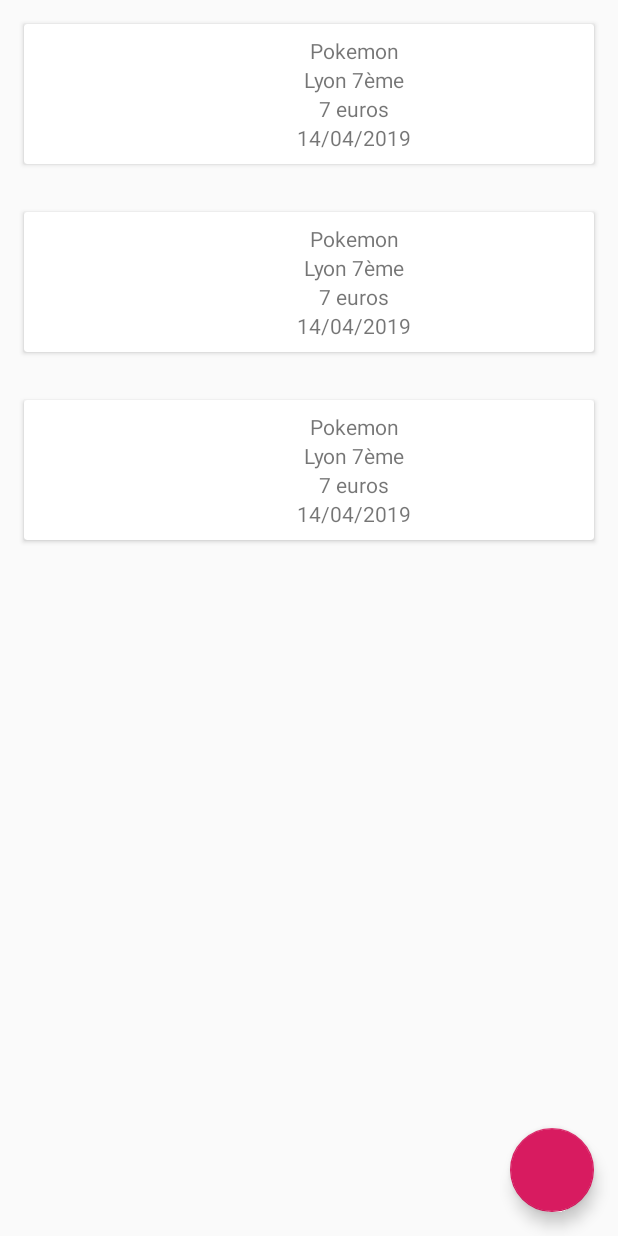
After one commit to romaric-roussel/PokecardV2, an Android app: the layout activity_display_pokemon.xml on its own in the app's theme, with its tools: preview values and no code run, on a phone screen of 412 x 824 dp. The commit adds this screen. Run offline under Robolectric (Android 15) with nearby library versions, the phone set to English and light mode, and no system bars.

Commit message:
ft/redo list pokemon

```diff
--- /dev/null
+++ b/Pokecard/app/src/main/java/com/example/lpiem/pokecard/ActivityDisplayPokemon.kt
@@ -0,0 +1 @@
+package com.example.lpiem.pokecard
--- a/Pokecard/app/src/main/java/com/example/lpiem/pokecard/Connexion.kt
+++ b/Pokecard/app/src/main/java/com/example/lpiem/pokecard/Connexion.kt
@@ -5,10 +5,11 @@ package com.example.lpiem.pokecard
 
 import android.content.Intent
 import android.os.Bundle
-import android.support.v7.app.AppCompatActivity
+
 import android.util.Log
 import android.view.View
 import android.widget.Toast
+import androidx.appcompat.app.AppCompatActivity
 
 import com.facebook.AccessToken
 import com.facebook.CallbackManager
--- a/Pokecard/app/src/main/java/com/example/lpiem/pokecard/MainActivity.kt
+++ b/Pokecard/app/src/main/java/com/example/lpiem/pokecard/MainActivity.kt
@@ -1,7 +1,7 @@
 package com.example.lpiem.pokecard
 
 import android.content.Intent
-import android.support.v7.app.AppCompatActivity
+
 import android.os.Bundle
 import android.os.Parcel
 import android.os.Parcelable
@@ -9,6 +9,8 @@ import android.util.Log
 import android.widget.ArrayAdapter
 import android.widget.Button
 import android.widget.ListView
+import androidx.appcompat.app.AppCompatActivity
+import androidx.core.content.ContextCompat.startActivity
 import com.facebook.all.All
 import com.google.firebase.auth.FirebaseAuth
 import com.squareup.picasso.Picasso
--- a/Pokecard/app/src/main/java/com/example/lpiem/pokecard/SplashScreen.kt
+++ b/Pokecard/app/src/main/java/com/example/lpiem/pokecard/SplashScreen.kt
@@ -1,9 +1,10 @@
 package com.example.lpiem.pokecard
 
 import android.content.Intent
-import android.support.v7.app.AppCompatActivity
+
 import android.os.Bundle
 import android.os.Handler
+import androidx.appcompat.app.AppCompatActivity
 
 
 class SplashScreen : AppCompatActivity() {
--- /dev/null
+++ b/Pokecard/app/src/main/res/layout/activity_display_pokemon.xml
@@ -0,0 +1,56 @@
+<?xml version="1.0" encoding="utf-8"?>
+<androidx.constraintlayout.widget.ConstraintLayout xmlns:android="http://schemas.android.com/apk/res/android"
+    android:layout_width="match_parent"
+    android:layout_height="match_parent"
+    xmlns:app="http://schemas.android.com/apk/res-auto"
+    xmlns:tools="http://schemas.android.com/tools">
+
+    <androidx.swiperefreshlayout.widget.SwipeRefreshLayout
+        android:id="@+id/swiperefrsh_fragment_pokemon"
+        android:layout_width="match_parent"
+        android:layout_height="match_parent">
+
+
+
+        <androidx.recyclerview.widget.RecyclerView
+            android:id="@+id/rv_pokeon_fragment"
+            android:layout_width="0dp"
+            android:layout_height="0dp"
+            app:layoutManager="androidx.recyclerview.widget.GridLayoutManager"
+            android:scrollbars="vertical"
+            app:layout_constraintBottom_toBottomOf="parent"
+            app:layout_constraintEnd_toEndOf="parent"
+            app:layout_constraintStart_toStartOf="parent"
+            app:layout_constraintTop_toTopOf="parent"
+            tools:listitem="@layout/item_pokemon"/>
+
+
+
+
+    </androidx.swiperefreshlayout.widget.SwipeRefreshLayout>
+
+    <TextView
+        android:id="@+id/tv_pokemon_fragment"
+        android:layout_width="0dp"
+        android:layout_height="0dp"
+        android:gravity="center"
+        android:text="Pokemon"
+        android:textAlignment="center"
+        android:visibility="gone"
+        app:layout_constraintBottom_toBottomOf="parent"
+        app:layout_constraintEnd_toEndOf="parent"
+        app:layout_constraintStart_toStartOf="parent"
+        app:layout_constraintTop_toTopOf="parent" />
+
+    <com.google.android.material.floatingactionbutton.FloatingActionButton
+        android:id="@+id/fab_pokemon_fragment"
+        android:layout_width="wrap_content"
+        android:layout_height="wrap_content"
+        app:fabSize="normal"
+
+        android:layout_marginRight="16dp"
+        android:layout_marginBottom="16dp"
+        app:layout_constraintEnd_toEndOf="parent"
+        app:layout_constraintBottom_toBottomOf="parent"
+        />
+</androidx.constraintlayout.widget.ConstraintLayout>
--- /dev/null
+++ b/Pokecard/app/src/main/res/layout/item_pokemon.xml
@@ -0,0 +1,67 @@
+<?xml version="1.0" encoding="utf-8"?>
+<androidx.cardview.widget.CardView xmlns:android="http://schemas.android.com/apk/res/android"
+    xmlns:app="http://schemas.android.com/apk/res-auto"
+    android:id="@+id/cl_item_pokemon"
+    android:layout_width="match_parent"
+    android:layout_height="wrap_content"
+    android:layout_margin="16dp">
+
+    <androidx.constraintlayout.widget.ConstraintLayout
+        android:layout_width="match_parent"
+        android:layout_height="wrap_content"
+        android:padding="8dp">
+
+        <ImageView
+            android:id="@+id/iv_item_pokemon"
+            android:layout_width="60dp"
+            android:layout_height="60dp"
+            app:layout_constraintDimensionRatio="1:1"
+            app:layout_constraintTop_toTopOf="parent"
+            app:layout_constraintBottom_toBottomOf="parent"
+            app:layout_constraintStart_toStartOf="parent"/>
+
+        <TextView
+            android:id="@+id/tv_title_item_event"
+            android:layout_width="0dp"
+            android:layout_height="wrap_content"
+            android:text="Pokemon"
+
+            android:textAlignment="center"
+            app:layout_constraintEnd_toEndOf="parent"
+            app:layout_constraintStart_toEndOf="@id/iv_item_pokemon"
+            app:layout_constraintTop_toTopOf="parent" />
+
+        <TextView
+            android:id="@+id/tv_place_item_pokemon"
+            android:layout_width="0dp"
+            android:layout_height="wrap_content"
+            android:text="Lyon 7ème"
+
+            android:textAlignment="center"
+            app:layout_constraintTop_toBottomOf="@id/tv_title_item_event"
+            app:layout_constraintStart_toEndOf="@id/iv_item_pokemon"
+            app:layout_constraintEnd_toEndOf="parent"/>
+
+        <TextView
+            android:id="@+id/tv_price_item_pokemon"
+            android:layout_width="wrap_content"
+            android:layout_height="wrap_content"
+            android:text="7 euros"
+
+            app:layout_constraintTop_toBottomOf="@id/tv_place_item_pokemon"
+            app:layout_constraintStart_toEndOf="@id/iv_item_pokemon"
+            app:layout_constraintEnd_toEndOf="parent"/>
+
+        <TextView
+            android:id="@+id/tv_date_item_event"
+            android:layout_width="wrap_content"
+            android:layout_height="wrap_content"
+            android:text="14/04/2019"
+
+            app:layout_constraintTop_toBottomOf="@id/tv_price_item_pokemon"
+            app:layout_constraintStart_toEndOf="@id/iv_item_pokemon"
+            app:layout_constraintEnd_toEndOf="parent" />
+
+    </androidx.constraintlayout.widget.ConstraintLayout>
+
+</androidx.cardview.widget.CardView>
--- a/Pokecard/gradle.properties
+++ b/Pokecard/gradle.properties
@@ -11,3 +11,6 @@ org.gradle.jvmargs=-Xmx1536m
 # This option should only be used with decoupled projects. More details, visit
 # http://www.gradle.org/docs/current/userguide/multi_project_builds.html#sec:decoupled_projects
 # org.gradle.parallel=true
+
+android.useAndroidX=true
+android.enableJetifier=true
```
Also changed, not shown: Pokecard/app/src/main/res/layout/activity_accueil.xml (+4 -5 lines), Pokecard/app/src/main/res/layout/activity_main.xml (+4 -6 lines), Pokecard/app/src/main/res/layout/activity_splash_screen.xml (+4 -6 lines), Pokecard/app/src/main/res/layout/connexion.xml (+4 -8 lines), Pokecard/app/src/main/res/layout/content_accueil.xml (+4 -7 lines).
